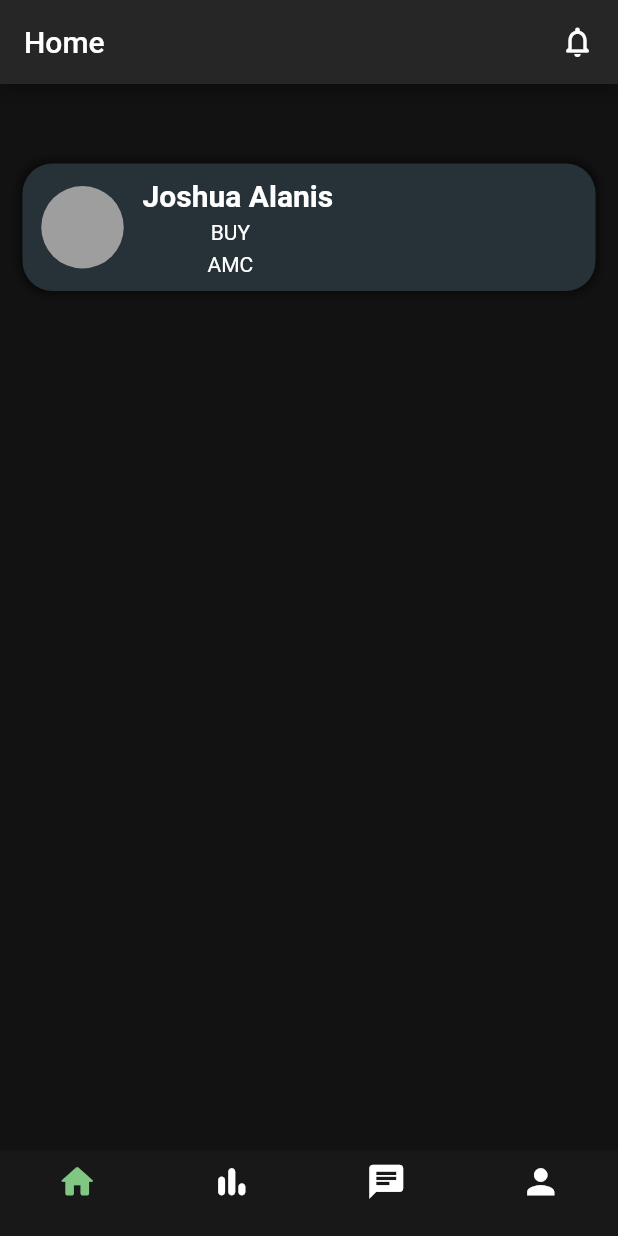
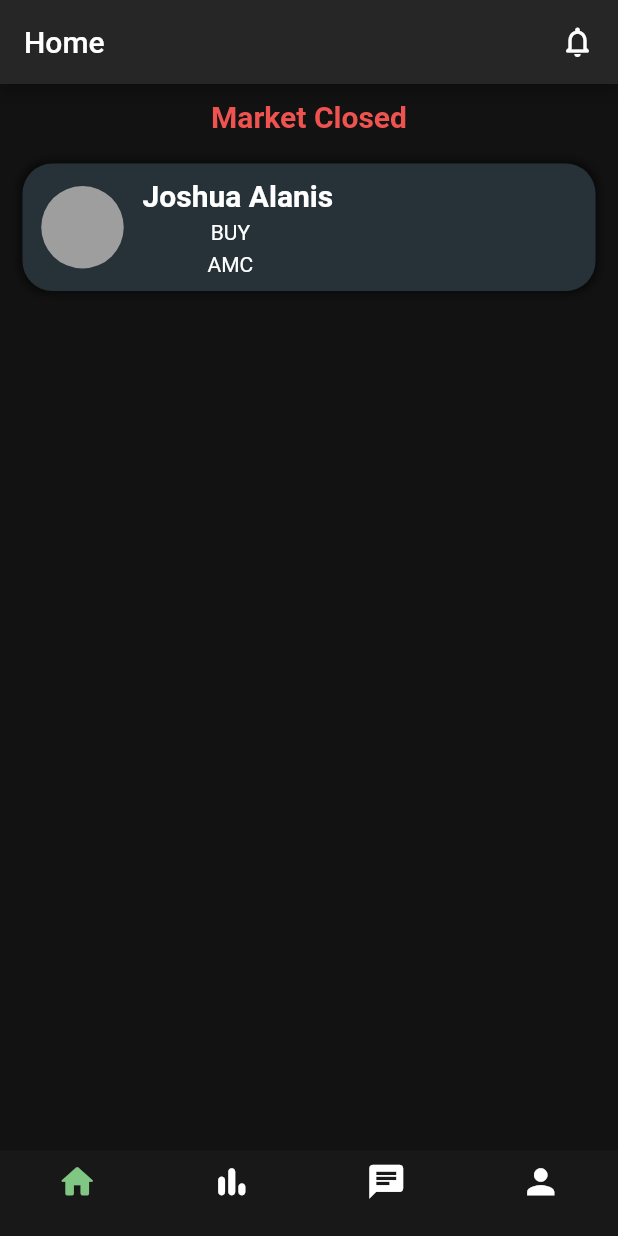
Before and after one commit to Bambalow28/StockMeUp, a Flutter app: the MainPage screen opened directly, on a phone screen of 412 x 824 dp. Run offline on Flutter 3.47's test engine with Material 2 defaults, Android fonts, the phone set to English and light mode, and no system bars.

Commit message:
App now shows whether market is open/closed

```diff
--- a/lib/mainPages/home.dart
+++ b/lib/mainPages/home.dart
@@ -12,6 +12,7 @@ class MainPage extends StatefulWidget {
 class _MainPage extends State<MainPage> {
   String appBarTitle = "Home";
   String marketStatus = '';
+  bool marketStatusCheck = false;
   int pageIndex = 0;
 
   //Responsible for the Bottom Navigation Bar
@@ -50,10 +51,17 @@ class _MainPage extends State<MainPage> {
     if (now.isAfter(marketOpen) && now.isBefore(marketClose)) {
       print("Market is Open");
       marketStatus = "Market Open";
+      marketStatusCheck = true;
     } else {
       print("Market is Closed");
       marketStatus = "Market Closed";
+      marketStatusCheck = false;
     }
+  }
+
+  void initState() {
+    super.initState();
+    marketHours();
   }
 
   @override
@@ -119,7 +127,9 @@ class _MainPage extends State<MainPage> {
                   child: Text(
                     marketStatus,
                     style: TextStyle(
-                        color: Colors.green[400],
+                        color: marketStatusCheck
+                            ? Colors.green[400]
+                            : Colors.red[400],
                         fontSize: 20.0,
                         fontWeight: FontWeight.bold),
                   ),
@@ -133,7 +143,7 @@ class _MainPage extends State<MainPage> {
                         return Column(
                           children: <Widget>[
                             GestureDetector(
-                              onTap: () => {marketHours()},
+                              onTap: () => {print('Clicked')},
                               child: Container(
                                 margin: EdgeInsets.only(
                                     top: 20.0, left: 10.0, right: 10.0),
```
